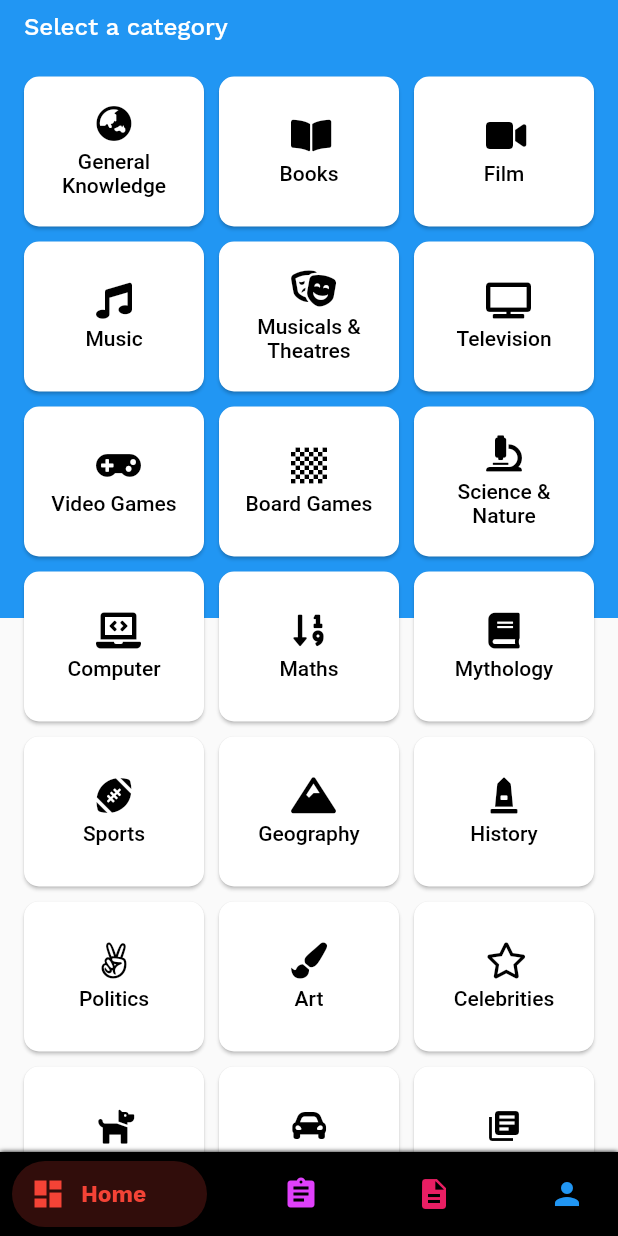
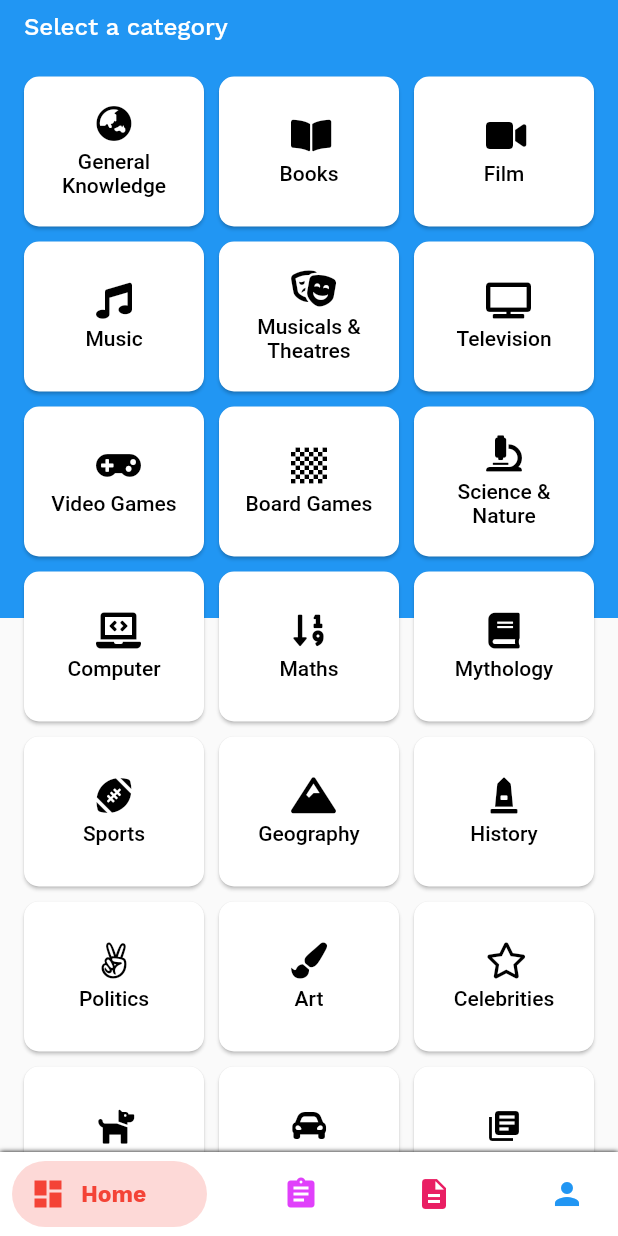
Before and after one commit to robizulfahri/tes, a Flutter app: the Dashboard screen opened by its route, on a phone screen of 412 x 824 dp. Run offline on Flutter 3.47's test engine with Material 2 defaults, Android fonts, the phone set to English and light mode, and no system bars; drawn by our look-alikes of auto_size_text; our stand-ins replace flutter_custom_clippers, flutter_screenutil, font_awesome_flutter, html_unescape, rflutter_alert, shared_preferences; accounts and stored records are empty; project files that could hold a hidden picture were left out.

```diff
--- a/lib/Models/LoginPage/theme.dart
+++ b/lib/Models/LoginPage/theme.dart
@@ -2,11 +2,12 @@ import 'dart:ui';
 import 'package:flutter/cupertino.dart';
 
 class Colors {
-
   const Colors();
 
-  static const Color loginGradientStart = const Color(0xFFfbab66);
-  static const Color loginGradientEnd = const Color(0xFFf7418c);
+  static const Color loginGradientStart1 = const Color(0xFFffffff);
+  static const Color loginGradientStart = const Color(0xFFB8529E);
+  static const Color loginGradientEnd2 = const Color(0xFFffffff);
+  static const Color loginGradientEnd = const Color(0xFF8051A0);
 
   static const primaryGradient = const LinearGradient(
     colors: const [loginGradientStart, loginGradientEnd],
--- a/lib/Screen/Dashboard.dart
+++ b/lib/Screen/Dashboard.dart
@@ -1,5 +1,4 @@
 import 'package:flutter/material.dart';
-import 'package:flutter/services.dart';
 import 'package:flutter_screenutil/flutter_screenutil.dart';
 import 'package:neotelemetri_or11/Tabs/First.dart';
 import 'package:neotelemetri_or11/Tabs/Second.dart';
@@ -9,7 +8,6 @@ import 'package:neotelemetri_or11/Models/Dashboard/navigation_bar.dart';
 import 'package:shared_preferences/shared_preferences.dart';
 
 class Dashboard extends StatefulWidget {
-
   @override
   DashboardState createState() => new DashboardState();
 }
@@ -17,6 +15,22 @@ class Dashboard extends StatefulWidget {
 class DashboardState extends State<Dashboard>
     with SingleTickerProviderStateMixin {
   int currentIndex = 0;
+  String email = "", name = "";
+
+  getPref() async {
+    SharedPreferences preferences = await SharedPreferences.getInstance();
+    setState(() {
+      email = preferences.getString("email");
+      name = preferences.getString("name");
+    });
+  }
+
+  @override
+  void initState() {
+    // TODO: implement initState
+    super.initState();
+    getPref();
+  }
 
   static const TextStyle optionStyle =
       TextStyle(fontSize: 30, fontWeight: FontWeight.bold);
@@ -30,7 +44,7 @@ class DashboardState extends State<Dashboard>
 
   @override
   Widget build(BuildContext context) {
-    ScreenUtil.instance = ScreenUtil(width: 1080, height: 2340)..init(context);
+    ScreenUtil.init(context, width: 1080, height: 2340, allowFontScaling: true);
     return DefaultTabController(
       length: 4,
       child: Scaffold(
@@ -38,7 +52,7 @@ class DashboardState extends State<Dashboard>
           child: getTabBarView.elementAt(currentIndex),
         ),
         bottomNavigationBar: BottomNavyBar(
-          backgroundColor: Colors.black,
+          backgroundColor: Colors.white,
           selectedIndex: currentIndex,
           showElevation: true,
           onItemSelected: (index) => setState(() {
@@ -49,7 +63,7 @@ class DashboardState extends State<Dashboard>
               icon: Icon(Icons.dashboard),
               title: Text('Home',
                   style: TextStyle(
-                    fontSize: ScreenUtil(allowFontScaling: true).setSp(40),
+                    fontSize: ScreenUtil().setSp(40),
                   )),
               activeColor: Colors.red,
             ),
@@ -57,72 +71,29 @@ class DashboardState extends State<Dashboard>
                 icon: Icon(Icons.assignment),
                 title: Text('Assignment',
                     style: TextStyle(
-                      fontSize: ScreenUtil(allowFontScaling: true).setSp(40),
+                      fontSize:
+                          ScreenUtil().setSp(40, allowFontScalingSelf: true),
                     )),
                 activeColor: Colors.purpleAccent),
             BottomNavyBarItem(
                 icon: Icon(Icons.description),
                 title: Text('Exams',
                     style: TextStyle(
-                      fontSize: ScreenUtil(allowFontScaling: true).setSp(40),
+                      fontSize:
+                          ScreenUtil().setSp(40, allowFontScalingSelf: true),
                     )),
                 activeColor: Colors.pink),
             BottomNavyBarItem(
                 icon: Icon(Icons.person),
                 title: Text('Profile',
                     style: TextStyle(
-                      fontSize: ScreenUtil(allowFontScaling: true).setSp(40),
+                      fontSize:
+                          ScreenUtil().setSp(40, allowFontScalingSelf: true),
                     )),
                 activeColor: Colors.blue),
           ],
         ),
       ),
     );
-//    ScreenUtil.instance = ScreenUtil(width: 1080, height: 2340)..init(context);
-//    return Scaffold(
-//      backgroundColor: Colors.transparent,
-//      body: Center(
-//        child: getTabBarView.elementAt(currentIndex),
-//      ),
-//      bottomNavigationBar: BottomNavyBar(
-//        backgroundColor: Colors.black,
-//        selectedIndex: currentIndex,
-//        showElevation: true,
-//        onItemSelected: (index) => setState(() {
-//          currentIndex = index;
-//        }),
-//        items: [
-//          BottomNavyBarItem(
-//            icon: Icon(Icons.dashboard),
-//            title: Text('Home',
-//                style: TextStyle(
-//                  fontSize: ScreenUtil(allowFontScaling: true).setSp(40),
-//                )),
-//            activeColor: Colors.red,
-//          ),
-//          BottomNavyBarItem(
-//              icon: Icon(Icons.assignment),
-//              title: Text('Assignment',
-//                  style: TextStyle(
-//                    fontSize: ScreenUtil(allowFontScaling: true).setSp(40),
-//                  )),
-//              activeColor: Colors.purpleAccent),
-//          BottomNavyBarItem(
-//              icon: Icon(Icons.description),
-//              title: Text('Exams',
-//                  style: TextStyle(
-//                    fontSize: ScreenUtil(allowFontScaling: true).setSp(40),
-//                  )),
-//              activeColor: Colors.pink),
-//          BottomNavyBarItem(
-//              icon: Icon(Icons.person),
-//              title: Text('Profile',
-//                  style: TextStyle(
-//                    fontSize: ScreenUtil(allowFontScaling: true).setSp(40),
-//                  )),
-//              activeColor: Colors.blue),
-//        ],
-//      ),
-//    );
   }
 }
--- a/lib/Tabs/UserProfilePage.dart
+++ b/lib/Tabs/UserProfilePage.dart
@@ -61,7 +61,7 @@ class _UserProfilePageState extends State<UserProfilePage> {
               alignment: Alignment.bottomCenter,
               child: Container(
                 decoration: new BoxDecoration(
-                    color: Colors.white,
+                    color: Color(0xffF5F6F8),
                     boxShadow: [
                       new BoxShadow(
                         color: Colors.white,
```
Also changed, not shown: lib/Models/ParalaxIntroSlider/intro_slider.dart (+7 -16 lines), lib/Screen/AnimatedSplashScreen.dart (+16 -31 lines), lib/Screen/LoginPage.dart (+54 -49 lines), lib/Screen/ParalaxIntroSlider.dart (+3 -105 lines), lib/Tabs/OnlineExamsPage.dart (+3 -4 lines), lib/main.dart (+8 -6 lines), pubspec.yaml (+9 -3 lines), assets/fonts/OpenSans-Semibold.ttf (added), assets/images/intro_1.png, assets/images/intro_2.png, assets/images/intro_3.png, assets/images/login_1.png (added), assets/images/logo_or_11_1.png (added), assets/images/logo_or_11_2.png (added), 2 more files, 5 other files.
